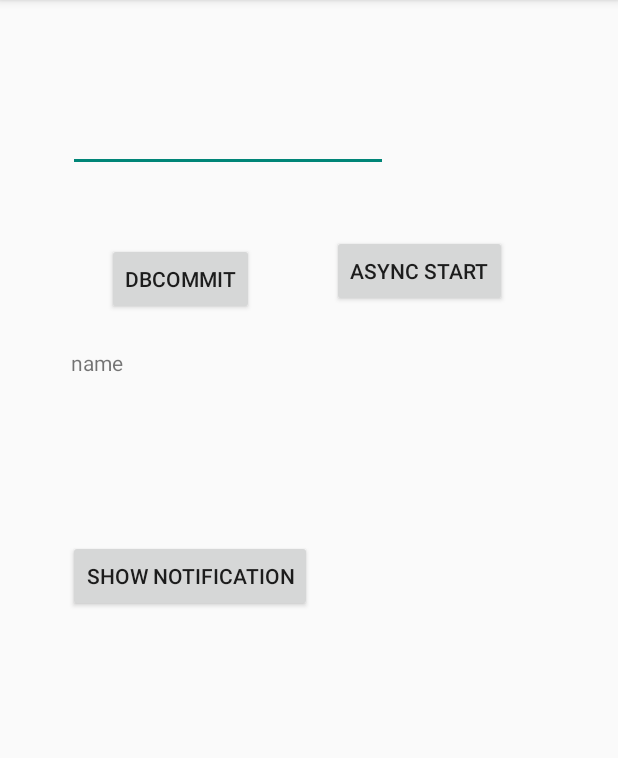
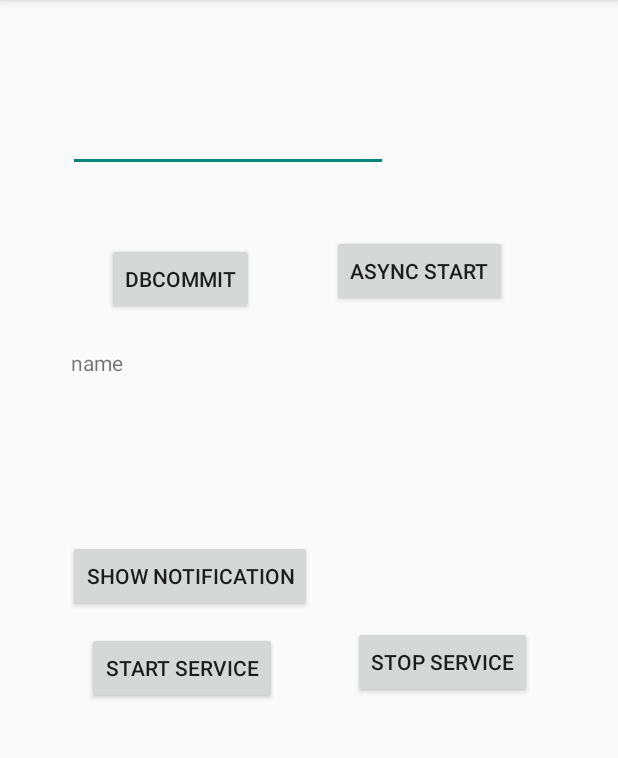
Before and after one commit to abdultanveer/Roomdb, an Android app: the screen it shows after launch (RoomActivity), on a phone screen of 412 x 824 dp, the part 84-842 px from its top. Run offline under Robolectric (Android 15) with nearby library versions, the phone set to English and light mode, and no system bars; our stand-ins replace Room's generated code.

Commit message:
services start stop

```diff
--- a/app/src/main/java/com/next/roomdb/SmsReceiver.java
+++ b/app/src/main/java/com/next/roomdb/SmsReceiver.java
@@ -36,7 +36,7 @@ public class SmsReceiver extends BroadcastReceiver {
 
                     // Show alert
                     int duration = Toast.LENGTH_LONG;
-                    Toast toast = Toast.makeText(context, "senderNum: "+ senderNum + ", message: " + message, duration);
+                    Toast toast = Toast.makeText(context, "volvo no: "+ senderNum + ", sms msg: " + message, duration);
                     toast.show();
 
                 } // end for loop
--- a/app/src/main/res/layout/activity_room.xml
+++ b/app/src/main/res/layout/activity_room.xml
@@ -72,4 +72,30 @@
         app:layout_constraintBottom_toBottomOf="parent"
         app:layout_constraintStart_toStartOf="parent"
         app:layout_constraintTop_toTopOf="parent" />
+
+    <Button
+        android:id="@+id/buttonstartserv"
+        android:layout_width="wrap_content"
+        android:layout_height="wrap_content"
+        android:layout_marginStart="8dp"
+        android:layout_marginTop="13dp"
+        android:onClick="serviceHandler"
+        android:text="start service"
+        app:layout_constraintEnd_toStartOf="@+id/buttonstopserv"
+        app:layout_constraintStart_toStartOf="parent"
+        app:layout_constraintTop_toBottomOf="@+id/buttonNotificaiton" />
+
+    <Button
+        android:id="@+id/buttonstopserv"
+        android:layout_width="wrap_content"
+        android:layout_height="wrap_content"
+        android:layout_marginTop="9dp"
+        android:layout_marginEnd="7dp"
+        android:onClick="serviceHandler"
+        android:text="stop service"
+        app:layout_constraintEnd_toEndOf="parent"
+        app:layout_constraintStart_toEndOf="@+id/buttonstartserv"
+        app:layout_constraintTop_toBottomOf="@+id/buttonNotificaiton" />
+
+
 </androidx.constraintlayout.widget.ConstraintLayout>
```
Also changed, not shown: app/src/main/AndroidManifest.xml (+7 -5 lines), app/src/main/java/com/next/roomdb/MusicService.java (added, +40 -0 lines), app/src/main/java/com/next/roomdb/RoomActivity.java (+14 -0 lines).
